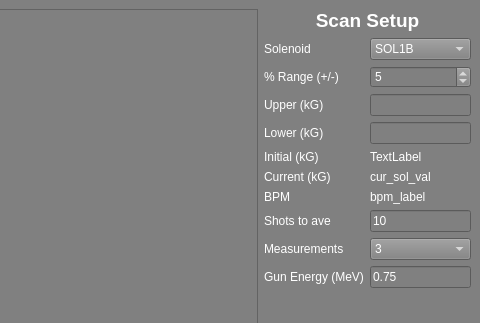
a0sman/injectorWest, file solenoidAlignment/solAlign.ui: the form before one commit; both pictures show x 351 to 831 and y 0 to 323 of the 831 by 661 pixel window.
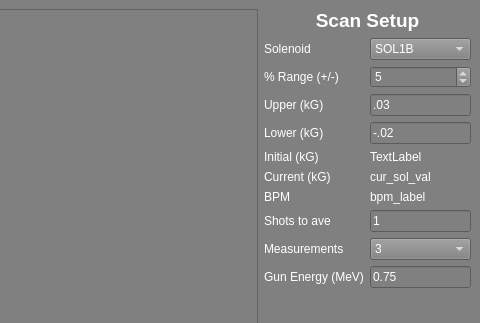
The form after the commit. Custom widgets are drawn as their Qt base class.

Diff of the .ui file:
```diff
--- a/solenoidAlignment/solAlign.ui
+++ b/solenoidAlignment/solAlign.ui
@@ -160,6 +160,9 @@
           <property name="styleSheet">
            <string notr="true">color:white</string>
           </property>
+          <property name="text">
+           <string>-.02</string>
+          </property>
          </widget>
         </item>
         <item row="5" column="0">
@@ -187,6 +190,9 @@
           <property name="styleSheet">
            <string notr="true">color:white</string>
           </property>
+          <property name="text">
+           <string>.03</string>
+          </property>
          </widget>
         </item>
         <item row="8" column="1">
@@ -257,7 +263,7 @@
            <string notr="true">color:white</string>
           </property>
           <property name="text">
-           <string>10</string>
+           <string>1</string>
           </property>
          </widget>
         </item>
```
Left out of the diff: 2 changed lines with no effect on the pictures.
